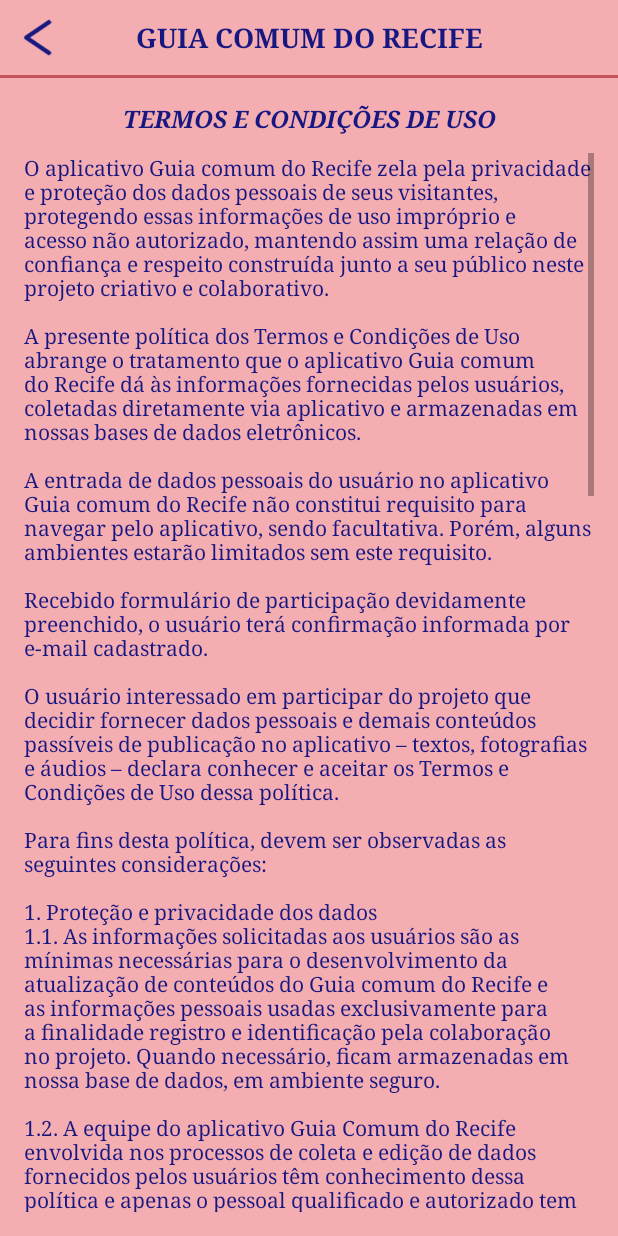
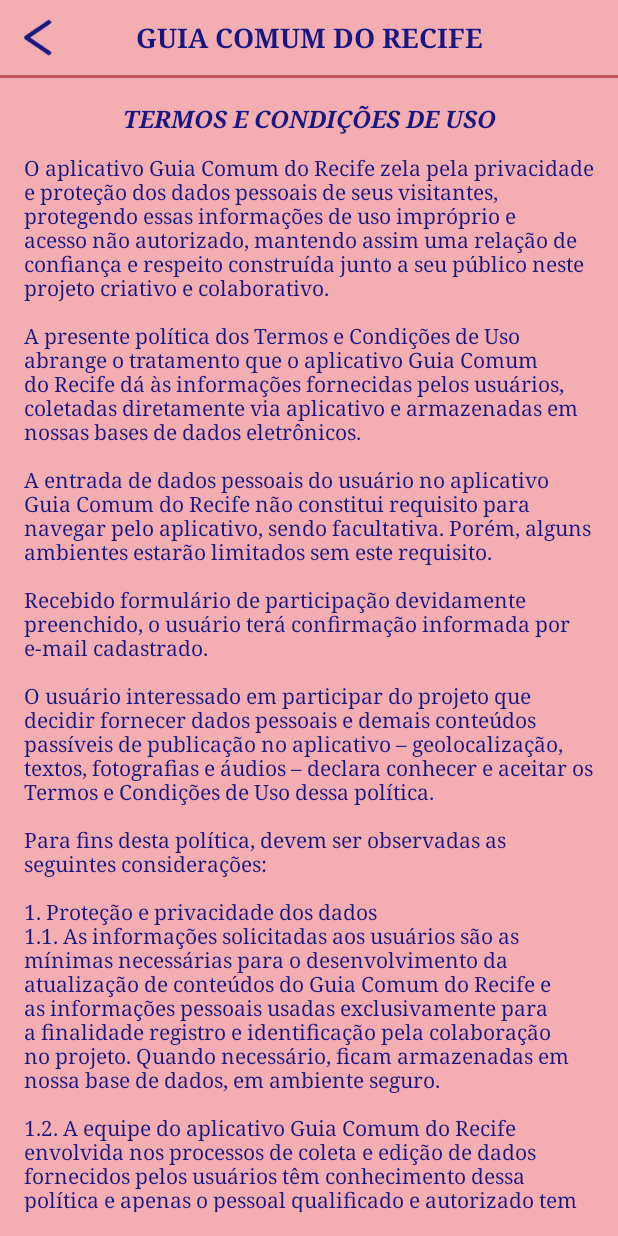
Before and after one commit to paulapithon/GuiaComum, an Android app: the TermosActivity screen opened directly, with no data from a screen before it, on a phone screen of 412 x 824 dp. Run offline under Robolectric (Android 15) with nearby library versions, the phone set to English and light mode, and no system bars; our stand-ins replace ButterKnife.

```diff
--- a/app/src/main/res/layout/activity_termos.xml
+++ b/app/src/main/res/layout/activity_termos.xml
@@ -42,7 +42,8 @@
         app:layout_constraintHorizontal_bias="0.0"
         app:layout_constraintStart_toStartOf="parent"
         app:layout_constraintTop_toTopOf="parent"
-        app:layout_constraintVertical_bias="0.0">
+        app:layout_constraintVertical_bias="0.0"
+        android:scrollbars="none">
 
         <TextView
             android:id="@+id/descricao_termos"
--- a/app/src/main/res/values/strings.xml
+++ b/app/src/main/res/values/strings.xml
@@ -20,32 +20,33 @@
 
     <string name="termos_botao">Aceitar termos e condições de uso</string>
     <string name="termos_titulo">TERMOS E CONDIÇÕES DE USO</string>
-    <string name="termos_conteudo">O aplicativo Guia comum do Recife zela pela privacidade e proteção dos dados pessoais de seus visitantes, protegendo essas informações de uso impróprio e acesso não autorizado, mantendo assim uma relação de confiança e respeito construída junto a seu público neste projeto criativo e colaborativo.
-    \n\nA presente política dos Termos e Condições de Uso abrange o tratamento que o aplicativo Guia comum do Recife dá às informações fornecidas pelos usuários, coletadas diretamente via aplicativo e armazenadas em nossas bases de dados eletrônicos.
-    \n\nA entrada de dados pessoais do usuário no aplicativo Guia comum do Recife não constitui requisito para navegar pelo aplicativo, sendo facultativa. Porém, alguns ambientes estarão limitados sem este requisito.
+    <string name="termos_conteudo">O aplicativo Guia Comum do Recife zela pela privacidade e proteção dos dados pessoais de seus visitantes, protegendo essas informações de uso impróprio e acesso não autorizado, mantendo assim uma relação de confiança e respeito construída junto a seu público neste projeto criativo e colaborativo.
+        \n\nA presente política dos Termos e Condições de Uso abrange o tratamento que o aplicativo Guia Comum do Recife dá às informações fornecidas pelos usuários, coletadas diretamente via aplicativo e armazenadas em nossas bases de dados eletrônicos.
+        \n\nA entrada de dados pessoais do usuário no aplicativo Guia Comum do Recife não constitui requisito para navegar pelo aplicativo, sendo facultativa. Porém, alguns ambientes estarão limitados sem este requisito.
         \n\nRecebido formulário de participação devidamente preenchido, o usuário terá confirmação informada por e-mail cadastrado.
-    \n\nO usuário interessado em participar do projeto que decidir fornecer dados pessoais e demais conteúdos passíveis de publicação no aplicativo – textos, fotografias e áudios – declara conhecer e aceitar os Termos e Condições de Uso dessa política.
+        \n\nO usuário interessado em participar do projeto que decidir fornecer dados pessoais e demais conteúdos passíveis de publicação no aplicativo – geolocalização, textos, fotografias e áudios – declara conhecer e aceitar os Termos e Condições de Uso dessa política.
         \n\nPara fins desta política, devem ser observadas as seguintes considerações:
         \n\n1. Proteção e privacidade dos dados
-    \n1.1. As informações solicitadas aos usuários são as mínimas necessárias para o desenvolvimento da atualização de conteúdos do Guia comum do Recife e as informações pessoais usadas exclusivamente para a finalidade registro e identificação pela colaboração no projeto. Quando necessário, ficam armazenadas em nossa base de dados, em ambiente seguro.
-    \n\n1.2. A equipe do aplicativo Guia Comum do Recife envolvida nos processos de coleta e edição de dados fornecidos pelos usuários têm conhecimento dessa política e apenas o pessoal qualificado e autorizado tem permissão para acessar os dados coletados, sob pena de sofrer sanção disciplinar em caso de violação das normas previstas pela política.
-    \n\n1.3. A apresentação de informações só ocorrerá através de requisição do próprio visitante colaborador ou mediante ordem judicial. O aplicativo Guia comum do Recife se compromete a usar as informações dos usuários apenas para as finalidades as quais foram coletadas – a utilização de dados fornecidos para atualização de conteúdos do aplicativo e possível vinculação de conteúdos a materiais de divulgação do projeto –  reservando-nos o direito de destruí-las após sua utilização. O aplicativo Guia comum do Recife exige de suas empresas parceiras e prestadores de serviços a garantia de proteção e privacidade de dados assegurados em nossa política quando há necessidade de compartilhamento dos mesmos.
-    \n1.4. O aplicativo Guia comum do Recife e suas empresas parceiras e prestadores de serviços não armazena nem utiliza de nenhuma forma e sob nenhuma hipótese, os e-mails cadastrados no aplicativo para qualquer outro fim que não o envio das informações relacionadas ao projeto do aplicativo.
+        \n1.1. As informações solicitadas aos usuários são as mínimas necessárias para o desenvolvimento da atualização de conteúdos do Guia Comum do Recife e as informações pessoais usadas exclusivamente para a finalidade registro e identificação pela colaboração no projeto. Quando necessário, ficam armazenadas em nossa base de dados, em ambiente seguro.
+        \n\n1.2. A equipe do aplicativo Guia Comum do Recife envolvida nos processos de coleta e edição de dados fornecidos pelos usuários têm conhecimento dessa política e apenas o pessoal qualificado e autorizado tem permissão para acessar os dados coletados, sob pena de sofrer sanção disciplinar em caso de violação das normas previstas por esta política.
+        \n\n1.3. A apresentação de informações só ocorrerá através de requisição do próprio visitante colaborador ou mediante ordem judicial. O aplicativo Guia Comum do Recife se compromete a usar as informações dos usuários apenas para as finalidades as quais foram coletadas – a utilização de dados fornecidos para atualização de conteúdos do aplicativo e possível vinculação de conteúdos a materiais de divulgação do projeto –  reservando-nos o direito de destruí-las após sua utilização. O aplicativo Guia Comum do Recife exige de suas empresas parceiras e prestadores de serviços a garantia de proteção e privacidade de dados assegurados em nossa política quando há necessidade de compartilhamento dos mesmos.
+        \n1.4. O aplicativo Guia Comum do Recife e suas empresas parceiras e prestadores de serviços não armazena nem utiliza de nenhuma forma e sob nenhuma hipótese, os e-mails cadastrados no aplicativo para qualquer outro fim que não o envio das informações relacionadas ao projeto do aplicativo.
         \n\n2. Seleção, uso e edição de dados
         \n2.1. O ato de inscrição do formulário de participação implica a plena aceitação do presente Termo e Condições de Uso.
-    \n\n2.2. A equipe de coleta e edição de conteúdos fornecidos pelos usuários do aplicativo Guia comum do Recife é soberana quanto ao mérito das decisões e se reserva o direito de selecionar e editar os conteúdos fornecidos pelos usuários a serem publicados no aplicativo, podendo não publicar e descartar conteúdos julgados como não relacionados, inadequados ou inapropriados ao conceito do projeto.
-    \n\n2.3. Cabe a equipe de coleta e edição de conteúdos fornecidos pelos usuários do aplicativo Guia comum do Recife comunicar, via e-mail cadastrado, quando os conteúdos por eles fornecidos foram selecionados para inclusão no aplicativo. Nesse caso, será enviado informativos sobre a publicação dos conteúdos, e demais informações sobre o projeto, para o endereço registrado pelo usuário no ato de preenchimento do formulário de participação. O aplicativo Guia comum do Recife não se responsabiliza, em hipótese alguma, por problemas técnicos de e-mails ou provedores, ou no caso de fornecimento de endereço de e-mail incorreto.
+        \n\n2.2. A equipe de coleta e edição de conteúdos fornecidos pelos usuários do aplicativo Guia Comum do Recife é soberana quanto ao mérito das decisões e se reserva o direito de selecionar e editar os conteúdos fornecidos pelos usuários a serem publicados no aplicativo, podendo não publicar e descartar conteúdos julgados como não relacionados, inadequados ou inapropriados ao conceito do projeto.
+        \n\n2.3. Cabe a equipe de coleta e edição de conteúdos fornecidos pelos usuários do aplicativo Guia Comum do Recife enviar informativos – via e-mail cadastrado no ato de preenchimento do formulário de participação –, sobre a publicação dos conteúdos e demais informações sobre o projeto. O aplicativo Guia Comum do Recife não se responsabiliza, em hipótese alguma, por problemas técnicos de e-mails ou provedores, ou no caso de fornecimento de endereço de e-mail incorreto.
         \n\n3. Cessão de direto de uso de dados
-    \n3.1. Os usuários autorizam, no ato de inscrição no formulário de participação no aplicativo Guia comum do Recife, o uso, edição e publicação de dados por eles fornecidos: nome de identificação dos usuários, textos, fotografias e áudios fornecidos no formulário de inscrição.
-    \n\n3.2. Os usuários autorizam, no ato de inscrição no formulário de participação no aplicativo Guia comum do Recife, vinculação dos dados fornecidos no aplicativo bem como em materiais de divulgação a serem produzidos e vinculados em mídias diversas, tais como redes sociais, folders, folhetos, cartazes, jornais, vídeos.
+        \n3.1. Os usuários autorizam, no ato de inscrição no formulário de participação no aplicativo Guia Comum do Recife, o uso, edição e publicação de dados por eles fornecidos: nome de identificação dos usuários, geolocalização, textos, fotografias e áudios fornecidos no formulário de inscrição.
+        \n\n3.2. Os usuários autorizam, no ato de inscrição no formulário de participação no aplicativo Guia Comum do Recife, vinculação dos dados fornecidos no aplicativo bem como em materiais de divulgação a serem produzidos e vinculados em mídias diversas, tais como redes sociais, folders, folhetos, cartazes, jornais, vídeos.
         \n\n3.3. A cessão de uso dos dados fornecidos pelo usuário não prevê nenhuma remuneração ao cedente.
         \n\n4. Links Externos
-    \n4.1. O aplicativo poderá ter acesso a links para outros sites externos cujos conteúdos e políticas de privacidade não são de responsabilidade do aplicativo Guia comum do recife. Assim, recomendamos que, ao serem redirecionados para sites externos, os usuários consultem sempre as respectivas políticas de privacidade antes de fornecerem seus dados ou informações.
+        \n4.1. O aplicativo poderá ter acesso a links para outros sites externos cujos conteúdos e políticas de privacidade não são de responsabilidade do aplicativo Guia Comum do Recife. Assim, recomendamos que, ao serem redirecionados para sites externos, os usuários consultem sempre as respectivas políticas de privacidade antes de fornecerem seus dados ou informações.
         \n\n5. Alterações da nossa Política de Privacidade
         \n5.1. Esta Política de Privacidade está sujeita a constante melhoria e aprimoramento. Assim, recomendamos sua leitura periódica.
-    \n\n5.2. O aplicativo Guia comum do Recife se reserva ao direito de modificar a qualquer momento, visando uma melhoria contínua, o presente Termo e Condições de Uso, observando a comunicação ampla e prévia desta alteração aos usuários do serviço.
-    \n\nEm caso de perguntas ou sugestões, por favor, enviar um e-mail para
-    appguiacomum@gmail.com</string>
+        \n\n5.2. O aplicativo Guia Comum do Recife se reserva ao direito de modificar a qualquer momento, visando uma melhoria contínua, o presente Termo e Condições de Uso, observando a comunicação ampla e prévia desta alteração aos usuários do serviço.
+        \n\nEm caso de perguntas ou sugestões, por favor, enviar um e-mail para:
+        \nappguiacomum@gmail.com
+    </string>
 
     <string name="ok_dialog">Beleza :)</string>
     <string name="conteudo_dialogo">Logo, logo, teremos um recuso novo muito massa pra você. Aguarde novidades.</string>
--- a/app/src/main/res/values/styles.xml
+++ b/app/src/main/res/values/styles.xml
@@ -5,6 +5,7 @@
         <item name="colorPrimary">@color/azul_marinho</item>
         <item name="colorPrimaryDark">@color/azul_marinho</item>
         <item name="colorAccent">@color/azul_marinho</item>
+        <item name="android:windowDisablePreview">true</item>
     </style>
 
     <!--Tema da aplicação-->
```
Lines whose indentation alone changed are shown as unchanged.
